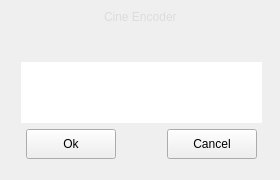
This is app/dialog.ui in CineEncoder/cine-encoder as Qt 5 draws it before an edit. The edited form follows.
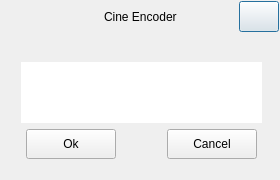
This is the edited form. Icons and pictures are not drawn.

What changed in the file:
```diff
--- a/app/dialog.ui
+++ b/app/dialog.ui
@@ -209,18 +209,6 @@
               <property name="toolTip">
                <string>Close</string>
               </property>
-              <property name="styleSheet">
-               <string notr="true">QPushButton {	
-	border: none;
-	background-color: transparent;
-}
-QPushButton:hover {
-	background-color: rgb(52, 59, 72);
-}
-QPushButton:pressed {	
-	background-color: rgb(85, 170, 255);
-}</string>
-              </property>
               <property name="text">
                <string/>
               </property>
@@ -238,13 +226,6 @@
             </item>
             <item row="0" column="2">
              <widget class="QLabel" name="label_title">
-              <property name="styleSheet">
-               <string notr="true">QLabel {	
-	background-color: transparent;
-	color: rgb(220, 220, 220);
-}
-</string>
-              </property>
               <property name="text">
                <string>Cine Encoder</string>
               </property>
```
Left out of the diff: 4 changed lines with no effect on the pictures.
